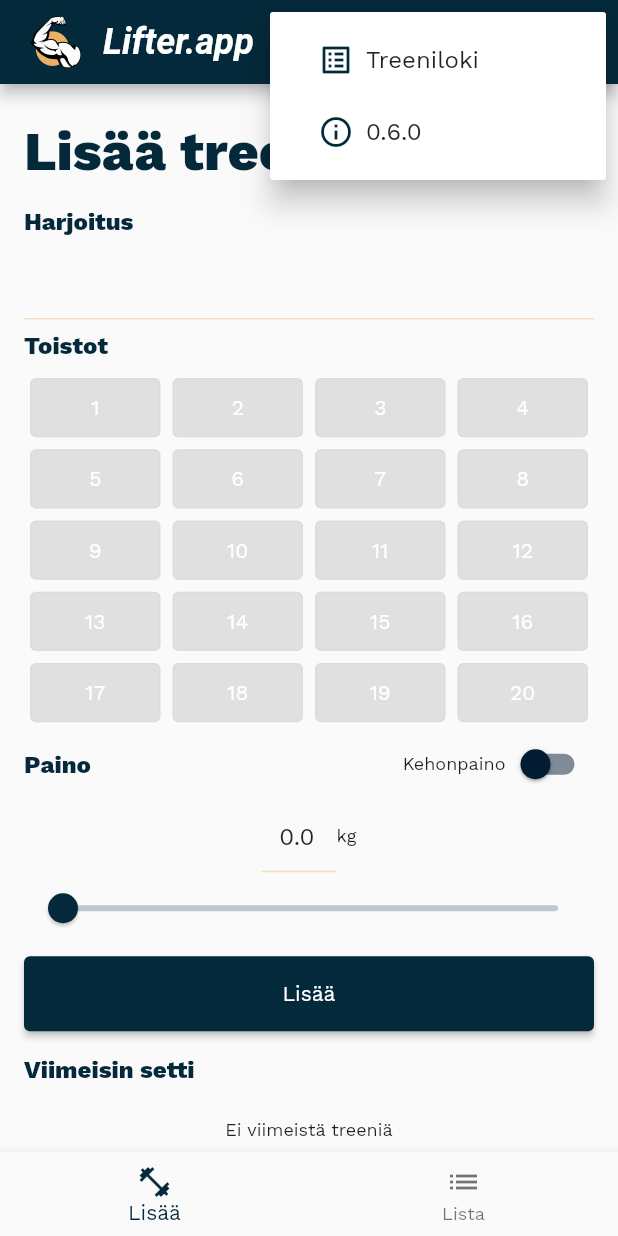
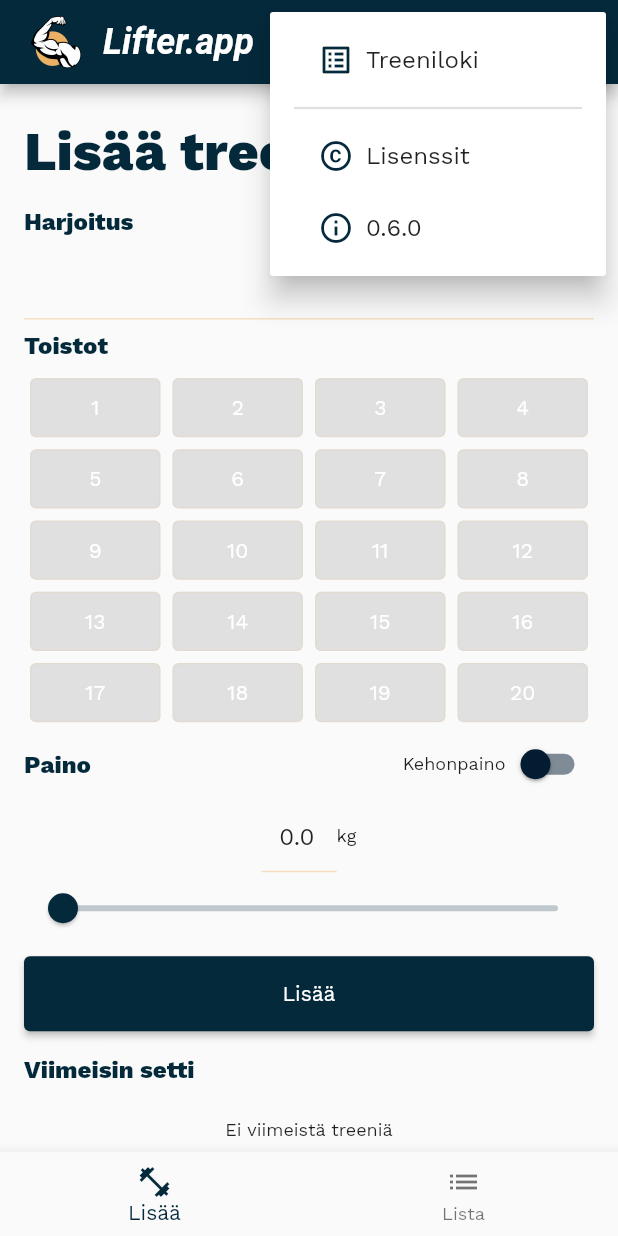
Before and after one commit to matsba/lifterapp, a Flutter app: the screen it shows after launch, after a tap on the "more vert" icon, on a phone screen of 412 x 824 dp. Run offline on Flutter 3.47's test engine with Material 2 defaults, Android fonts, the phone set to English and light mode, and no system bars; our stand-ins replace flutter_redux, package_info_plus, redux, redux_thunk, sqflite; missing offline and left inert: flutter_file_dialog, flutter_redux_navigation; accounts and stored records are empty.

Commit message:
Add licenses page and link to github to menu

```diff
--- a/lib/components/more_menu.dart
+++ b/lib/components/more_menu.dart
@@ -3,20 +3,10 @@ import 'package:flutter_redux/flutter_redux.dart';
 import 'package:flutter_redux_navigation/flutter_redux_navigation.dart';
 import 'package:lifterapp/app_state.dart';
 import 'package:package_info_plus/package_info_plus.dart';
+import 'package:url_launcher/url_launcher.dart';
 
 class MoreMenu extends StatelessWidget {
   const MoreMenu({Key? key}) : super(key: key);
-
-  PopupMenuItem _workoutLogLink(BuildContext context, int value) {
-    return PopupMenuItem(
-        child: _popUpMenuItemRow(
-            text: "Treeniloki",
-            icon: Icon(
-              Icons.list_alt_outlined,
-              color: Theme.of(context).colorScheme.primary,
-            ),
-            value: value));
-  }
 
   Widget _moreButton() {
     return StoreConnector<AppState, void Function()>(
@@ -25,14 +15,26 @@ class MoreMenu extends StatelessWidget {
         builder: (context, navigateToLog) {
           return PopupMenuButton(
               padding: EdgeInsets.all(0),
-              onSelected: (result) {
-                if (result == 1) {
-                  navigateToLog();
+              onSelected: (result) async {
+                switch (result) {
+                  case 1:
+                    navigateToLog();
+                    break;
+                  case 2:
+                    showLicensePage(context: context);
+                    break;
+                  case 3:
+                    await launch("https://github.com/matsba/lifterapp/releases",
+                        forceSafariVC: false);
+                    break;
+                  default:
                 }
               },
               itemBuilder: (context) => [
                     _workoutLogLink(context, 1),
-                    _appVersionText(context, 2),
+                    _menuDivider(),
+                    _appLicensesLink(context, 2),
+                    _appVersionText(context, 3),
                   ]);
         });
   }
@@ -46,6 +48,26 @@ class MoreMenu extends StatelessWidget {
           SizedBox(width: 8.0),
           Text(text),
         ]));
+  }
+
+  PopupMenuItem _menuDivider() {
+    return const PopupMenuItem(
+      child: Divider(
+        thickness: 1.5,
+      ),
+      height: 6,
+    );
+  }
+
+  PopupMenuItem _workoutLogLink(BuildContext context, int value) {
+    return PopupMenuItem(
+        child: _popUpMenuItemRow(
+            text: "Treeniloki",
+            icon: Icon(
+              Icons.list_alt_outlined,
+              color: Theme.of(context).colorScheme.primary,
+            ),
+            value: value));
   }
 
   PopupMenuItem _appVersionText(BuildContext context, int value) {
@@ -68,6 +90,17 @@ class MoreMenu extends StatelessWidget {
                       )));
   }
 
+  PopupMenuItem _appLicensesLink(BuildContext context, int value) {
+    return PopupMenuItem(
+        child: _popUpMenuItemRow(
+            text: "Lisenssit",
+            icon: Icon(
+              Icons.copyright,
+              color: Theme.of(context).colorScheme.primary,
+            ),
+            value: value));
+  }
+
   @override
   Widget build(BuildContext context) {
     return _moreButton();
--- a/pubspec.yaml
+++ b/pubspec.yaml
@@ -47,6 +47,7 @@ dependencies:
       ref: fix-nav-destination
   package_info_plus: ^1.3.0
   flutter_file_dialog: 2.1.0
+  url_launcher: ^6.0.17
 
 dev_dependencies:
   flutter_test:
```
Also changed, not shown: pubspec.lock.
